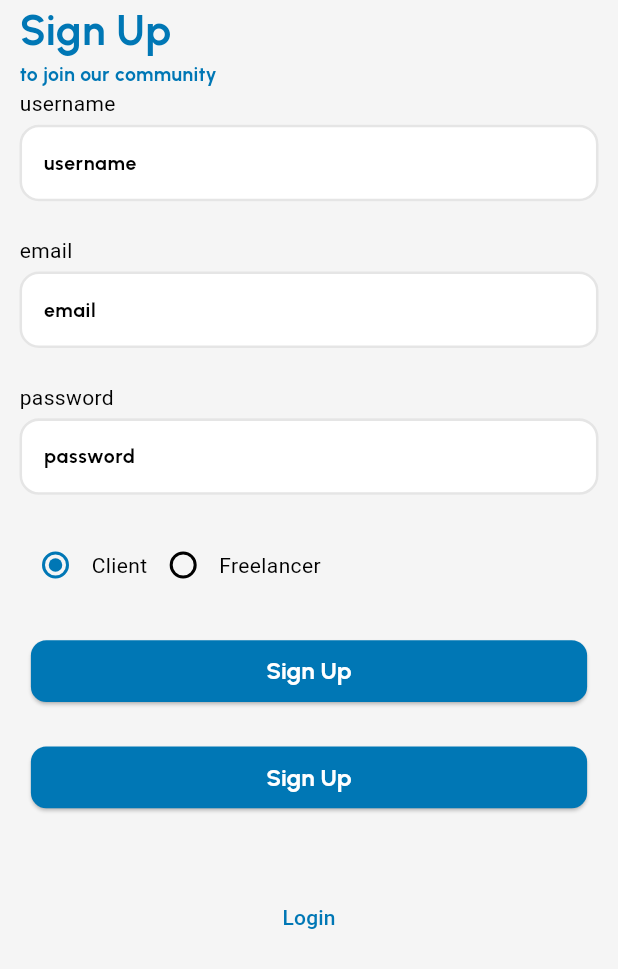
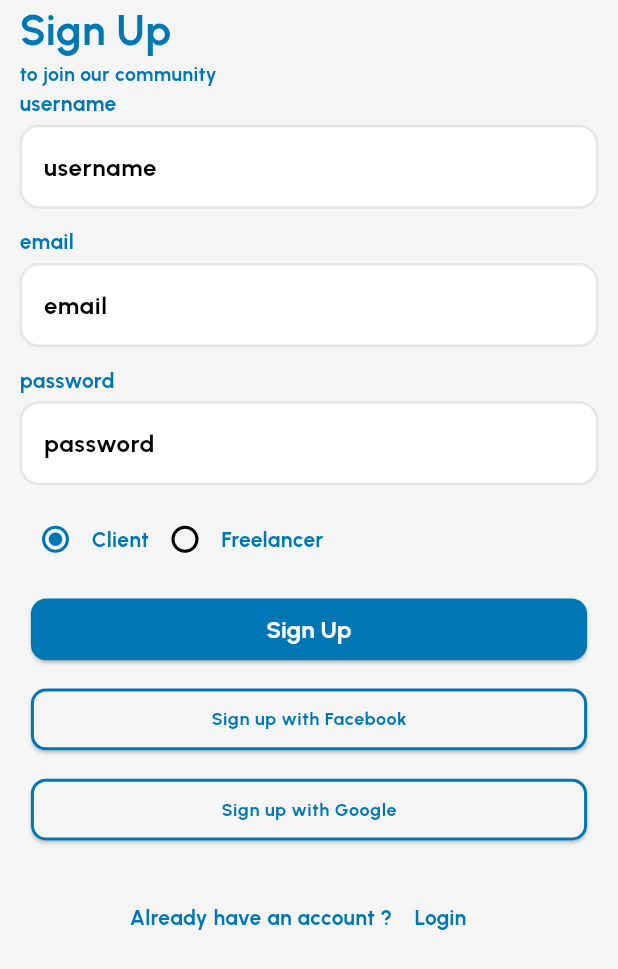
Before and after one commit to WissamAlmsalati/quick_hire_app, a Flutter app: the screen it shows after launch, on a phone screen of 412 x 824 dp. Shown: the top 969 px of the screen. Run offline on Flutter 3.47's test engine with Material 3 defaults, Android fonts, the phone set to English and light mode, and no system bars; our stand-ins replace bloc, flutter_bloc, flutter_svg, gap, google_fonts; missing offline and left inert: dart:ffi.

Commit message:
Your commit message

```diff
--- a/lib/core/theme/app_theme.dart
+++ b/lib/core/theme/app_theme.dart
@@ -11,8 +11,73 @@ class AppTheme {
           fontWeight: FontWeight.bold,
           color: Color(0xFF0077B5),
         ),
+        displayMedium: GoogleFonts.urbanist(
+          fontSize: 24,
+          fontWeight: FontWeight.bold,
+          color: Color(0xFF0077B5),
+        ),
+        displaySmall: GoogleFonts.urbanist(
+          fontSize: 20,
+          fontWeight: FontWeight.bold,
+          color: Color(0xFF0077B5),
+        ),
+        headlineLarge: GoogleFonts.urbanist(
+          fontSize: 18,
+          fontWeight: FontWeight.bold,
+          color: Color(0xFF0077B5),
+        ),
+        headlineMedium: GoogleFonts.urbanist(
+          fontSize: 16,
+          fontWeight: FontWeight.bold,
+          color: Color(0xFF0077B5),
+        ),
+        headlineSmall: GoogleFonts.urbanist(
+          fontSize: 14,
+          fontWeight: FontWeight.bold,
+          color: Color(0xFF0077B5),
+        ),
+        titleLarge: GoogleFonts.urbanist(
+          fontSize: 22,
+          fontWeight: FontWeight.bold,
+          color: Color(0xFF0077B5),
+        ),
+        titleMedium: GoogleFonts.urbanist(
+          fontSize: 20,
+          fontWeight: FontWeight.bold,
+          color: Color(0xFF0077B5),
+        ),
+        titleSmall: GoogleFonts.urbanist(
+          fontSize: 18,
+          fontWeight: FontWeight.bold,
+          color: Color(0xFF0077B5),
+        ),
         bodyLarge: GoogleFonts.urbanist(
-          fontSize: 13,
+          fontSize: 16,
+          fontWeight: FontWeight.bold,
+          color: Color(0xFF0077B5),
+        ),
+        bodyMedium: GoogleFonts.urbanist(
+          fontSize: 14,
+          fontWeight: FontWeight.bold,
+          color: Color(0xFF0077B5),
+        ),
+        bodySmall: GoogleFonts.urbanist(
+          fontSize: 12,
+          fontWeight: FontWeight.bold,
+          color: Color(0xFF0077B5),
+        ),
+        labelLarge: GoogleFonts.urbanist(
+          fontSize: 14,
+          fontWeight: FontWeight.bold,
+          color: Color(0xFF0077B5),
+        ),
+        labelMedium: GoogleFonts.urbanist(
+          fontSize: 12,
+          fontWeight: FontWeight.bold,
+          color: Color(0xFF0077B5),
+        ),
+        labelSmall: GoogleFonts.urbanist(
+          fontSize: 10,
           fontWeight: FontWeight.bold,
           color: Color(0xFF0077B5),
         ),
@@ -44,7 +109,7 @@ class AppTheme {
           minimumSize: Size(
             MediaQuery.of(context).size.width * 0.9,
             MediaQuery.of(context).size.height * 0.05,
-          ), // Set
+          ),
           shape: RoundedRectangleBorder(
             borderRadius: BorderRadius.circular(MediaQuery.of(context).size.width * 0.025),
           )
--- a/lib/core/widgets/custom_button.dart
+++ b/lib/core/widgets/custom_button.dart
@@ -63,9 +63,7 @@ class CustomButton extends StatelessWidget {
                 ),),
               ],
             )
-          : Text(text,style: TextStyle(
-        color: textColor
-      ),),
+          : Text(text,style: Theme.of(context).textTheme.bodySmall,),
     );
   }
 }
--- a/lib/features/authintication_screens/presentation/widgets/login_form_widget.dart
+++ b/lib/features/authintication_screens/presentation/widgets/login_form_widget.dart
@@ -55,7 +55,7 @@ class LoginForm extends StatelessWidget {
             const Gap(100),
             TextButton(onPressed: (){
               Navigator.push(context, MaterialPageRoute(builder: (context) => SignUpScreen()));
-            }, child: Text('Sign Up'))
+            }, child: Text('Sign Up')),
 
             const Gap(40),
             Row(
--- a/lib/features/authintication_screens/presentation/widgets/sign_up_form.dart
+++ b/lib/features/authintication_screens/presentation/widgets/sign_up_form.dart
@@ -1,5 +1,7 @@
 import 'package:flutter/material.dart';
 import 'package:flutter_bloc/flutter_bloc.dart';
+import 'package:quick_hire/core/utils/constants.dart';
+import '../../../../core/widgets/custom_button.dart';
 import '../../../../core/widgets/custom_text_field.dart';
 import '../../data/repositories/auth_repository.dart';
 import '../../login_Screen.dart';
@@ -29,6 +31,7 @@ class _SignUpFormState extends State<SignUpForm> {
         height: MediaQuery.of(context).size.height * 0.7,
         child: Column(
           mainAxisAlignment: MainAxisAlignment.spaceBetween,
+          crossAxisAlignment: CrossAxisAlignment.center,
           children: [
             CustomTextField(
               controller: usernameController,
@@ -54,7 +57,7 @@ class _SignUpFormState extends State<SignUpForm> {
                     });
                   },
                 ),
-                Text('Client'),
+                const Text('Client'),
                 Radio<String>(
                   value: 'freelancer',
                   groupValue: userType,
@@ -64,7 +67,7 @@ class _SignUpFormState extends State<SignUpForm> {
                     });
                   },
                 ),
-                Text('Freelancer'),
+                const Text('Freelancer'),
               ],
             ),
             ElevatedButton(
@@ -76,23 +79,30 @@ class _SignUpFormState extends State<SignUpForm> {
                     .read<AuthCubit>()
                     .signUp(email, password, username, userType);
               },
-              child: Text('Sign Up'),
+              child: const Text('Sign Up'),
             ),
-            ElevatedButton(
-              onPressed: () {
-                final email = emailController.text;
-                final password = passwordController.text;
-                final username = usernameController.text;
-                context
-                    .read<AuthCubit>()
-                    .signUp(email, password, username, userType);
-              },
-              child: Text('Sign Up'),
+            CustomButton(
+              text: "Sign up with Facebook",
+              onPressed: () {},
+              color: AppColors.backgroundColor,
+              textColor: AppColors.primaryColor,
+              isHaveBorder: true,
+              borderColor: AppColors.primaryColor,
             ),
+            CustomButton(
+              text: "Sign up with Google",
+              onPressed: () {},
+
+              color: AppColors.backgroundColor,
+              textColor: AppColors.primaryColor,
+              isHaveBorder: true,
+              borderColor: AppColors.primaryColor,
+            ),
+
             BlocBuilder<AuthCubit, AuthState>(
               builder: (context, state) {
                 if (state is AuthLoading) {
-                  return CircularProgressIndicator();
+                  return const CircularProgressIndicator();
                 } else if (state is AuthError) {
                   return Text(state.message);
                 } else if (state is AuthSuccess) {
@@ -101,13 +111,23 @@ class _SignUpFormState extends State<SignUpForm> {
                 return Container();
               },
             ),
-            TextButton(
-              onPressed: () {
-                Navigator.of(context).push(MaterialPageRoute(
-                  builder: (context) => LoginScreen(),
-                ));
-              },
-              child: Text('Login'),
+            Row(
+              mainAxisAlignment: MainAxisAlignment.center,
+              children: [
+                Text("Already have an account ?"),
+                TextButton(
+                  style: TextButton.styleFrom(
+                    padding: EdgeInsets.zero,
+
+                  ),
+                  onPressed: () {
+                    Navigator.of(context).push(MaterialPageRoute(
+                      builder: (context) => const LoginScreen(),
+                    ));
+                  },
+                  child: const Text('Login'),
+                ),
+              ],
             ),
           ],
         ),
```
